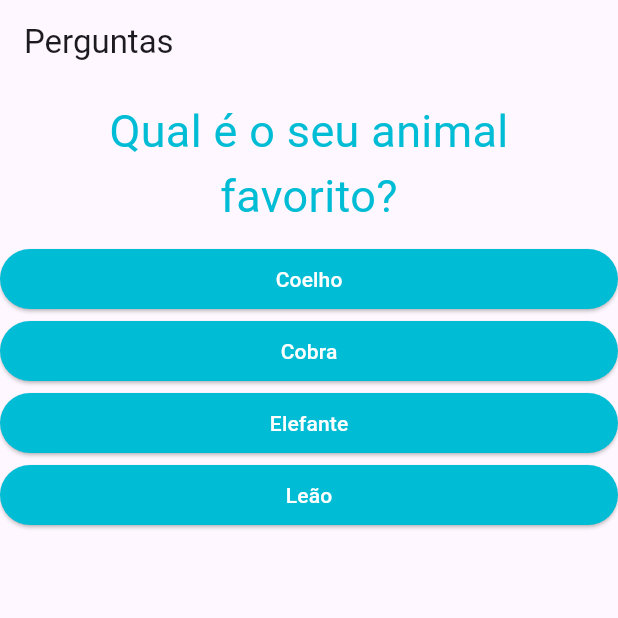
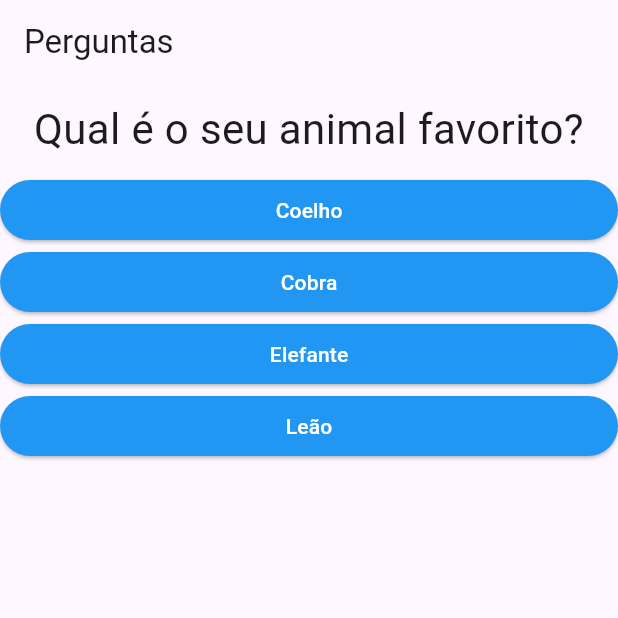
Before and after one commit to kaiqueBellmont/Flutter-Course, a Flutter app: the screen it shows after launch, after a tap on "Preto", on a phone screen of 412 x 824 dp, the top half of it. Run offline on Flutter 3.47's test engine with Material 3 defaults, Android fonts, the phone set to English and light mode, and no system bars.

Commit message:
fix: updating error console

```diff
--- a/questions_project/lib/main.dart
+++ b/questions_project/lib/main.dart
@@ -6,16 +6,7 @@ void main() => runApp(const PerguntaApp());
 
 class _PerguntaAppState extends State<PerguntaApp> {
   var _perguntaSelecionada = 0;
-
-  void _responder() {
-    setState(() {
-      _perguntaSelecionada++;
-    });
-  }
-
-  @override
-  Widget build(BuildContext context) {
-    final perguntas = [
+  final _perguntas = const [
     {
       'texto': 'Qual é a sua cor favorita?',
       'respostas': ['Preto', 'Vermelho', 'Verde', 'Branco'],
@@ -30,19 +21,37 @@ class _PerguntaAppState extends State<PerguntaApp> {
     },
   ];
 
-    List<String> respostas = perguntas[_perguntaSelecionada]['respostas'] as List<String>;
+  void _responder() {
+    if (temPerguntaSelecionada) {
+      setState(() {
+        _perguntaSelecionada++;
+      });
+    }
+  }
+
+  bool get temPerguntaSelecionada {
+    return _perguntaSelecionada < _perguntas.length;
+  }
+
+  @override
+  Widget build(BuildContext context) {
+    List<String> respostas = temPerguntaSelecionada
+        ? _perguntas[_perguntaSelecionada]['respostas'] as List<String>
+        : [];
 
     return MaterialApp(
       home: Scaffold(
         appBar: AppBar(
           title: const Text('Perguntas'),
         ),
-        body: Column(
+        body: temPerguntaSelecionada
+            ? Column(
           children: [
-            Questao(perguntas[_perguntaSelecionada]['texto'] as String),
+            Questao(_perguntas[_perguntaSelecionada]['texto'] as String),
             ...respostas.map((t) => Resposta(t, _responder)).toList(),
           ],
-        ),
+        )
+            : null,
       ),
     );
   }
--- a/questions_project/lib/question.dart
+++ b/questions_project/lib/question.dart
@@ -12,7 +12,7 @@ class Questao extends StatelessWidget {
       margin: const EdgeInsets.all(10),
       child: Text(
         texto,
-        style: const TextStyle(fontSize: 30, color: Colors.cyan),
+        style: const TextStyle(fontSize: 28),
         textAlign: TextAlign.center,
       ),
     );
--- a/questions_project/lib/resposta.dart
+++ b/questions_project/lib/resposta.dart
@@ -2,9 +2,9 @@ import 'package:flutter/material.dart';
 
 class Resposta extends StatelessWidget {
   final String texto;
-  final void Function() onSelect;
+  final void Function() quandoSelecionado;
 
-  const Resposta(this.texto, this.onSelect, {super.key});
+  const Resposta(this.texto, this.quandoSelecionado, {super.key});
 
   @override
   Widget build(BuildContext context) {
@@ -12,10 +12,10 @@ class Resposta extends StatelessWidget {
       width: double.infinity,
       child: ElevatedButton(
         style: ElevatedButton.styleFrom(
-          backgroundColor: Colors.cyan, // cor de fundo
-          foregroundColor: Colors.white, // cor do texto
+          backgroundColor: Colors.blue,
+          foregroundColor: Colors.white,
         ),
-        onPressed: onSelect,
+        onPressed: quandoSelecionado,
         child: Text(texto),
       ),
     );
```
Lines whose indentation alone changed are shown as unchanged.
